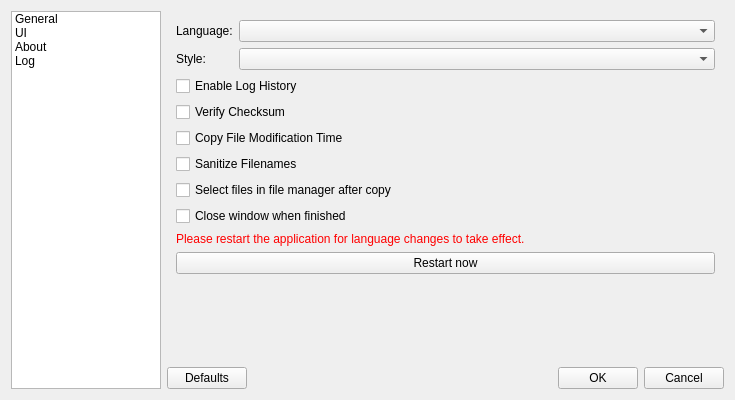
silo0074/Movero, file src/Settings.ui: the form before one commit.
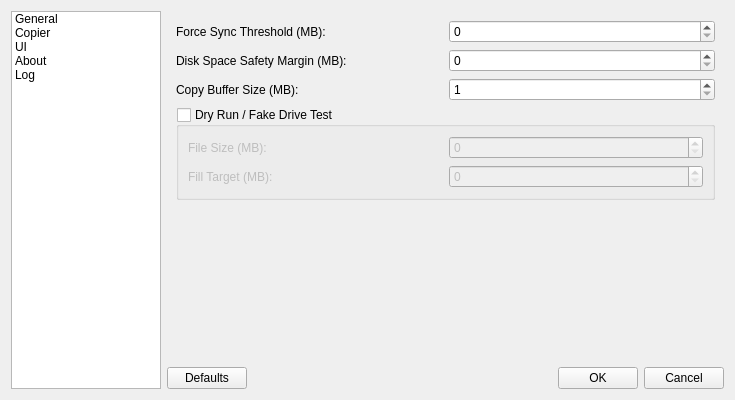
The form after the commit. The open tabs and pages were chosen to show the change.

Commit message:
feat(config): add copier and dry run settings
- Introduce configurable buffer size and safety margin
- Enhance dry run with fill target for multiple files
- Add dedicated "Copier" page to settings

Patch:
```diff
--- a/src/Settings.ui
+++ b/src/Settings.ui
@@ -27,6 +27,11 @@
        <string>General</string>
       </property>
      </item>
+     <item>
+      <property name="text">
+       <string>Copier</string>
+      </property>
+     </item>
      <item>
       <property name="text">
        <string>UI</string>
@@ -157,6 +162,143 @@
          </item>
         </layout>
        </widget>
+       <widget class="QWidget" name="page_Copier">
+        <layout class="QVBoxLayout" name="verticalLayout_Copier">
+         <item>
+          <layout class="QHBoxLayout" name="horizontalLayout_Sync">
+           <item>
+            <widget class="QLabel" name="label_Sync">
+             <property name="text">
+              <string>Force Sync Threshold (MB):</string>
+             </property>
+            </widget>
+           </item>
+           <item>
+            <widget class="QSpinBox" name="spinSyncThreshold">
+             <property name="toolTip">
+              <string>Files larger than this will be forced to disk to ensure physical integrity.</string>
+             </property>
+             <property name="maximum">
+              <number>10240</number>
+             </property>
+            </widget>
+           </item>
+          </layout>
+         </item>
+         <item>
+          <layout class="QHBoxLayout" name="horizontalLayout_Safety">
+           <item>
+            <widget class="QLabel" name="label_Safety">
+             <property name="text">
+              <string>Disk Space Safety Margin (MB):</string>
+             </property>
+            </widget>
+           </item>
+           <item>
+            <widget class="QSpinBox" name="spinSafetyMargin">
+             <property name="toolTip">
+              <string>Minimum free space required on destination before starting copy.</string>
+             </property>
+             <property name="maximum">
+              <number>10240</number>
+             </property>
+            </widget>
+           </item>
+          </layout>
+         </item>
+         <item>
+          <layout class="QHBoxLayout" name="horizontalLayout_Buffer">
+           <item>
+            <widget class="QLabel" name="label_Buffer">
+             <property name="text">
+              <string>Copy Buffer Size (MB):</string>
+             </property>
+            </widget>
+           </item>
+           <item>
+            <widget class="QSpinBox" name="spinBufferSize">
+             <property name="toolTip">
+              <string>Size of the memory buffer used for copying. 8MB is usually optimal.</string>
+             </property>
+             <property name="minimum">
+              <number>1</number>
+             </property>
+             <property name="maximum">
+              <number>1024</number>
+             </property>
+            </widget>
+           </item>
+          </layout>
+         </item>
+         <item>
+          <widget class="QGroupBox" name="groupBox_DryRun">
+           <property name="title">
+            <string>Dry Run / Fake Drive Test</string>
+           </property>
+           <property name="checkable">
+            <bool>true</bool>
+           </property>
+           <property name="checked">
+            <bool>false</bool>
+           </property>
+           <layout class="QVBoxLayout" name="verticalLayout_DryRun">
+            <item>
+             <layout class="QHBoxLayout" name="horizontalLayout_DryRunSize">
+              <item>
+               <widget class="QLabel" name="label_DryRunSize">
+                <property name="text">
+                 <string>File Size (MB):</string>
+                </property>
+               </widget>
+              </item>
+              <item>
+               <widget class="QSpinBox" name="spinDryRunSize">
+                <property name="maximum">
+                 <number>1024000</number>
+                </property>
+               </widget>
+              </item>
+             </layout>
+            </item>
+            <item>
+             <layout class="QHBoxLayout" name="horizontalLayout_DryRunFill">
+              <item>
+               <widget class="QLabel" name="label_DryRunFill">
+                <property name="text">
+                 <string>Fill Target (MB):</string>
+                </property>
+               </widget>
+              </item>
+              <item>
+               <widget class="QSpinBox" name="spinDryRunFill">
+                <property name="toolTip">
+                 <string>Total size to fill. Set to 0 to create a single file.</string>
+                </property>
+                <property name="maximum">
+                 <number>10240000</number>
+                </property>
+               </widget>
+              </item>
+             </layout>
+            </item>
+           </layout>
+          </widget>
+         </item>
+         <item>
+          <spacer name="verticalSpacer_Copier">
+           <property name="orientation">
+            <enum>Qt::Orientation::Vertical</enum>
+           </property>
+           <property name="sizeHint" stdset="0">
+            <size>
+             <width>20</width>
+             <height>40</height>
+            </size>
+           </property>
+          </spacer>
+         </item>
+        </layout>
+       </widget>
        <widget class="QWidget" name="page_2">
         <layout class="QVBoxLayout" name="verticalLayout_Page2">
          <item>
@@ -215,27 +357,6 @@
            </item>
           </layout>
          </item>
-         <item>
-          <layout class="QHBoxLayout" name="horizontalLayout_Sync">
-           <item>
-            <widget class="QLabel" name="label_Sync">
-             <property name="text">
-              <string>Force Sync Threshold (MB):</string>
-             </property>
-            </widget>
-           </item>
-           <item>
-            <widget class="QSpinBox" name="spinSyncThreshold">
-             <property name="toolTip">
-              <string>Files larger than this will be forced to disk to ensure physical integrity.</string>
-             </property>
-             <property name="maximum">
-              <number>10240</number>
-             </property>
-            </widget>
-           </item>
-          </layout>
-         </item>
          <item>
           <widget class="QCheckBox" name="checkTestMode">
            <property name="toolTip">
```
The commit also changes 7 other files.
